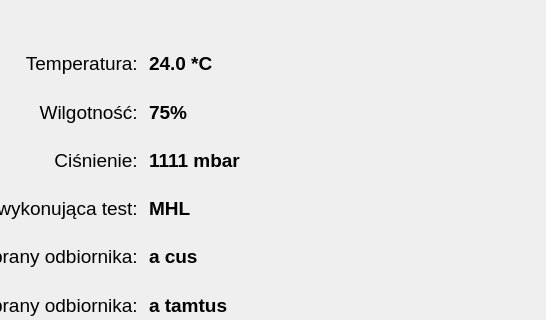
First picture: the form in CzujkiLinioweApp/oknosprawdzeniedanych.ui, repository wiacekmarcin/CzujkiLiniowe, before the edit; both pictures show x 254 to 800 and y 111 to 431 of the 800 by 600 pixel window.
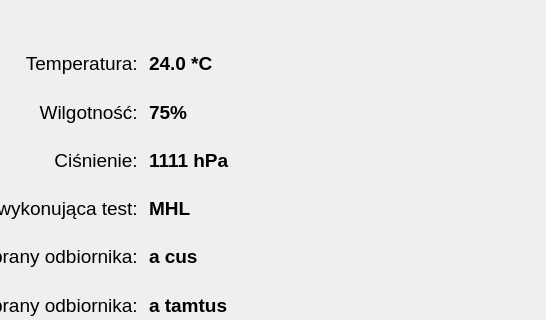
Second picture: the form after the edit. Icons and pictures are not drawn.

Patch:
```diff
--- a/CzujkiLinioweApp/oknosprawdzeniedanych.ui
+++ b/CzujkiLinioweApp/oknosprawdzeniedanych.ui
@@ -179,7 +179,7 @@
       </font>
      </property>
      <property name="text">
-      <string>1111 mbar</string>
+      <string>1111 hPa</string>
      </property>
     </widget>
    </item>
```
